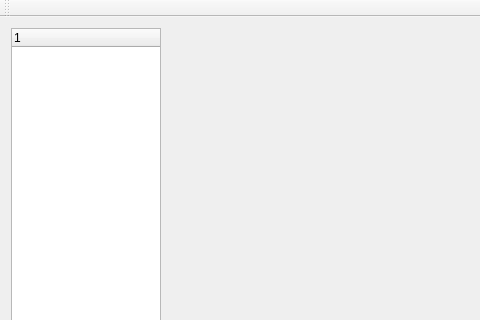
Qt form src/qitoolswindow.ui (handy-sun/qitools) before a commit; both pictures show x 0 to 480 and y 0 to 320 of the 720 by 518 pixel window.
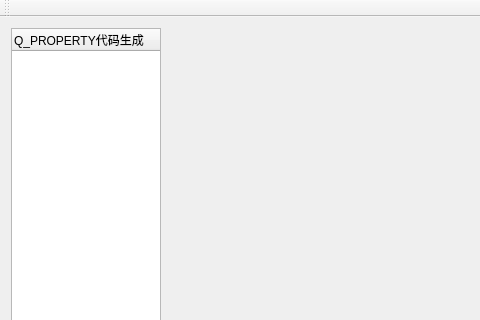
The same form after that commit. Custom widgets are drawn as their Qt base class.

What changed in the file:
```diff
--- a/src/qitoolswindow.ui
+++ b/src/qitoolswindow.ui
@@ -23,6 +23,11 @@
         <height>16777215</height>
        </size>
       </property>
+      <column>
+       <property name="text">
+        <string>Q_PROPERTY代码生成</string>
+       </property>
+      </column>
      </widget>
     </item>
     <item>
```
